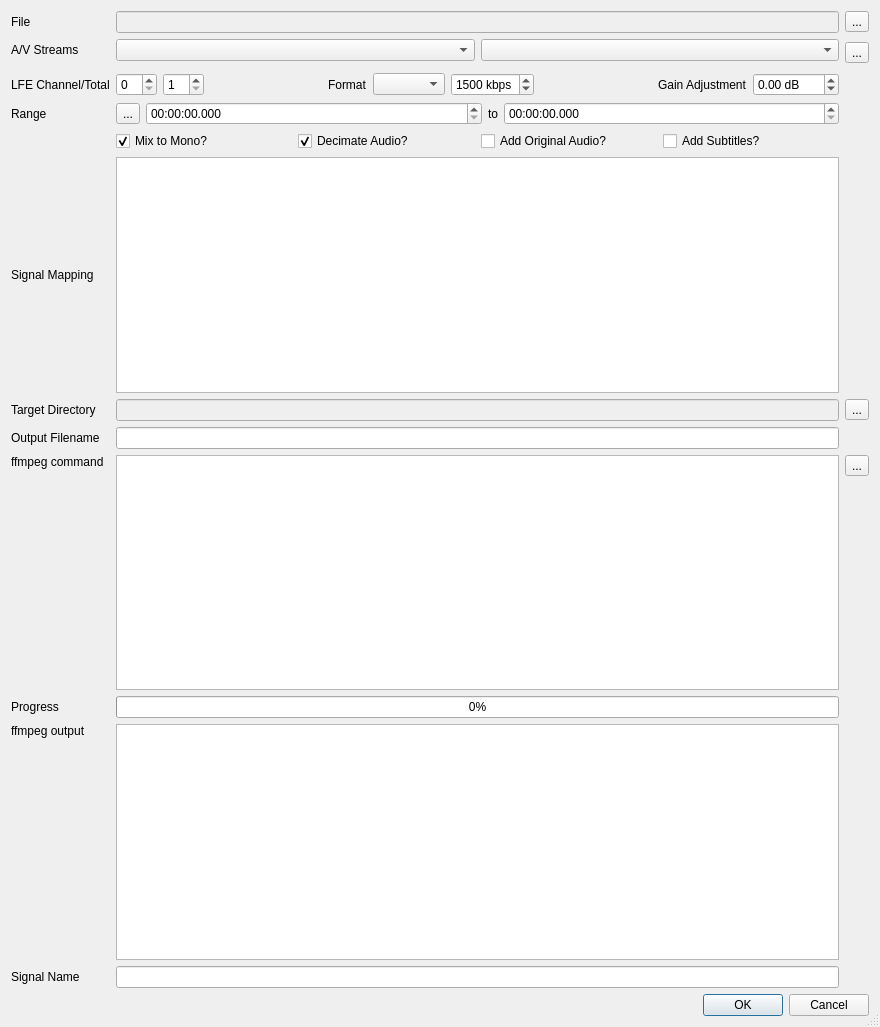
The window that src/main/python/ui/extract.ui (3ll3d00d/beqdesigner) describes before a commit, drawn with Qt 5.
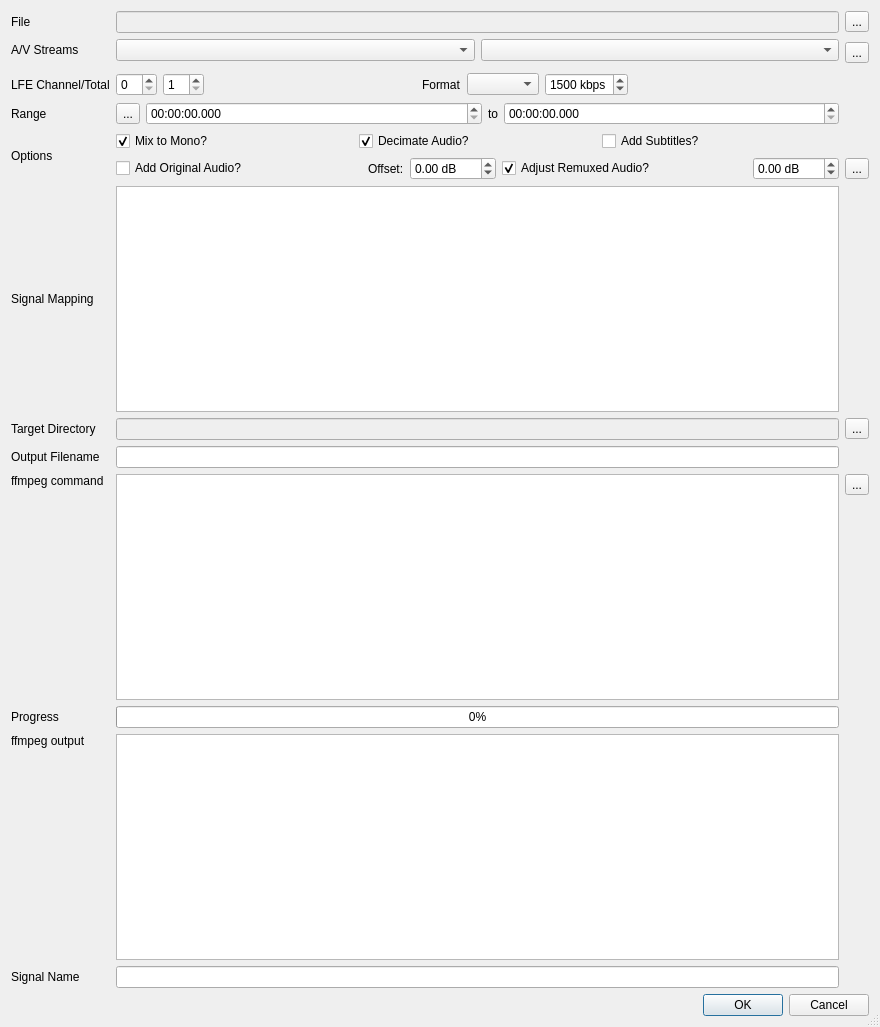
The same window after the commit.

Commit message:
Add ability to manually adjust the gain of each channel in a remux situation #226
PyQt update means regenerating all qtdesigner files

The edit to the form file:
```diff
--- a/src/main/python/ui/extract.ui
+++ b/src/main/python/ui/extract.ui
@@ -24,8 +24,8 @@
   </property>
   <layout class="QVBoxLayout" name="boxLayout">
    <item>
-    <layout class="QGridLayout" name="gridLayout" rowstretch="1,0,0,0,0,0,0,0,0,0,0,0,0,0" columnstretch="0,0,0">
-     <item row="12" column="1">
+    <layout class="QGridLayout" name="gridLayout" rowstretch="1,0,0,0,0,0,0,0,0,0,0,0,0,0,0" columnstretch="0,0,0">
+     <item row="13" column="1">
       <widget class="QPlainTextEdit" name="ffmpegOutput">
        <property name="enabled">
         <bool>true</bool>
@@ -43,13 +43,72 @@
        </property>
       </widget>
      </item>
-     <item row="13" column="1">
+     <item row="1" column="0">
+      <widget class="QLabel" name="streamsLabel">
+       <property name="text">
+        <string>A/V Streams</string>
+       </property>
+      </widget>
+     </item>
+     <item row="9" column="2">
+      <widget class="QToolButton" name="targetDirPicker">
+       <property name="text">
+        <string>...</string>
+       </property>
+      </widget>
+     </item>
+     <item row="9" column="1">
+      <widget class="QLineEdit" name="targetDir">
+       <property name="enabled">
+        <bool>false</bool>
+       </property>
+      </widget>
+     </item>
+     <item row="1" column="2" rowspan="2">
+      <widget class="QToolButton" name="showProbeButton">
+       <property name="text">
+        <string>...</string>
+       </property>
+      </widget>
+     </item>
+     <item row="14" column="1">
       <widget class="QLineEdit" name="signalName">
        <property name="enabled">
         <bool>true</bool>
        </property>
       </widget>
      </item>
+     <item row="0" column="2">
+      <widget class="QToolButton" name="inputFilePicker">
+       <property name="text">
+        <string>...</string>
+       </property>
+      </widget>
+     </item>
+     <item row="11" column="2" alignment="Qt::AlignTop">
+      <widget class="QToolButton" name="showRemuxCommand">
+       <property name="text">
+        <string>...</string>
+       </property>
+      </widget>
+     </item>
+     <item row="9" column="0">
+      <widget class="QLabel" name="targetDirectoryLabel">
+       <property name="text">
+        <string>Target Directory</string>
+       </property>
+      </widget>
+     </item>
+     <item row="8" column="1">
+      <widget class="QListWidget" name="filterMapping">
+       <property name="editTriggers">
+        <set>QAbstractItemView::NoEditTriggers</set>
+       </property>
+       <property name="selectionMode">
+        <enum>QAbstractItemView::NoSelection</enum>
+       </property>
+      </widget>
+     </item>
      <item row="0" column="1">
       <widget class="QLineEdit" name="inputFile">
        <property name="enabled">
@@ -57,14 +116,22 @@
        </property>
       </widget>
      </item>
-     <item row="1" column="2" rowspan="2">
-      <widget class="QToolButton" name="showProbeButton">
-       <property name="text">
-        <string>...</string>
+     <item row="11" column="1">
+      <widget class="QPlainTextEdit" name="ffmpegCommandLine">
+       <property name="enabled">
+        <bool>true</bool>
+       </property>
+       <property name="font">
+        <font>
+         <family>Consolas</family>
+        </font>
+       </property>
+       <property name="readOnly">
+        <bool>true</bool>
        </property>
       </widget>
      </item>
-     <item row="10" column="0">
+     <item row="11" column="0">
       <widget class="QLabel" name="ffmpegCommandLabel">
        <property name="text">
         <string>ffmpeg command </string>
@@ -74,13 +141,6 @@
        </property>
       </widget>
      </item>
-     <item row="8" column="0">
-      <widget class="QLabel" name="targetDirectoryLabel">
-       <property name="text">
-        <string>Target Directory</string>
-       </property>
-      </widget>
-     </item>
      <item row="6" column="1">
       <layout class="QHBoxLayout" name="horizontalLayout">
        <item>
@@ -106,13 +166,6 @@
          </property>
         </widget>
        </item>
-       <item>
-        <widget class="QCheckBox" name="includeOriginalAudio">
-         <property name="text">
-          <string>Add Original Audio?</string>
-         </property>
-        </widget>
-       </item>
        <item>
         <widget class="QCheckBox" name="includeSubtitles">
          <property name="toolTip">
@@ -125,107 +178,6 @@
        </item>
       </layout>
      </item>
-     <item row="10" column="1">
-      <widget class="QPlainTextEdit" name="ffmpegCommandLine">
-       <property name="enabled">
-        <bool>true</bool>
-       </property>
-       <property name="font">
-        <font>
-         <family>Consolas</family>
-        </font>
-       </property>
-       <property name="readOnly">
-        <bool>true</bool>
-       </property>
-      </widget>
-     </item>
-     <item row="7" column="0">
-      <widget class="QLabel" name="filterMappingLabel">
-       <property name="text">
-        <string>Signal Mapping</string>
-       </property>
-      </widget>
-     </item>
-     <item row="11" column="0">
-      <widget class="QLabel" name="ffmpegProgressLabel">
-       <property name="text">
-        <string>Progress</string>
-       </property>
-      </widget>
-     </item>
-     <item row="9" column="0">
-      <widget class="QLabel" name="outputFilenameLabel">
-       <property name="text">
-        <string>Output Filename</string>
-       </property>
-      </widget>
-     </item>
-     <item row="11" column="1">
-      <widget class="QProgressBar" name="ffmpegProgress">
-       <property name="value">
-        <number>0</number>
-       </property>
-      </widget>
-     </item>
-     <item row="7" column="1">
-      <widget class="QListWidget" name="filterMapping">
-       <property name="editTriggers">
-        <set>QAbstractItemView::NoEditTriggers</set>
-       </property>
-       <property name="selectionMode">
-        <enum>QAbstractItemView::NoSelection</enum>
-       </property>
-      </widget>
-     </item>
-     <item row="8" column="2">
-      <widget class="QToolButton" name="targetDirPicker">
-       <property name="text">
-        <string>...</string>
-       </property>
-      </widget>
-     </item>
-     <item row="12" column="0">
-      <widget class="QLabel" name="ffmpegOutputLabel">
-       <property name="text">
-        <string>ffmpeg output</string>
-       </property>
-       <property name="alignment">
-        <set>Qt::AlignLeading|Qt::AlignLeft|Qt::AlignTop</set>
-       </property>
-      </widget>
-     </item>
-     <item row="9" column="1">
-      <widget class="QLineEdit" name="outputFilename"/>
-     </item>
-     <item row="8" column="1">
-      <widget class="QLineEdit" name="targetDir">
-       <property name="enabled">
-        <bool>false</bool>
-       </property>
-      </widget>
-     </item>
-     <item row="1" column="0">
-      <widget class="QLabel" name="streamsLabel">
-       <property name="text">
-        <string>A/V Streams</string>
-       </property>
-      </widget>
-     </item>
-     <item row="0" column="0">
-      <widget class="QLabel" name="inputFileLabel">
-       <property name="text">
-        <string>File</string>
-       </property>
-      </widget>
-     </item>
-     <item row="5" column="0">
-      <widget class="QLabel" name="label">
-       <property name="text">
-        <string>Range</string>
-       </property>
-      </widget>
-     </item>
      <item row="1" column="1">
       <layout class="QHBoxLayout" name="horizontalLayout_3">
        <item>
@@ -236,6 +188,20 @@
        </item>
       </layout>
      </item>
+     <item row="3" column="0">
+      <widget class="QLabel" name="channelsLabel">
+       <property name="text">
+        <string>LFE Channel/Total</string>
+       </property>
+      </widget>
+     </item>
+     <item row="14" column="0">
+      <widget class="QLabel" name="signalNameLabel">
+       <property name="text">
+        <string>Signal Name</string>
+       </property>
+      </widget>
+     </item>
      <item row="5" column="1">
       <layout class="QHBoxLayout" name="rangeLayout" stretch="0,1,0,1">
        <item>
@@ -271,24 +237,27 @@
        </item>
       </layout>
      </item>
-     <item row="3" column="0">
-      <widget class="QLabel" name="channelsLabel">
-       <property name="text">
-        <string>LFE Channel/Total</string>
+     <item row="12" column="1">
+      <widget class="QProgressBar" name="ffmpegProgress">
+       <property name="value">
+        <number>0</number>
        </property>
       </widget>
      </item>
-     <item row="0" column="2">
-      <widget class="QToolButton" name="inputFilePicker">
+     <item row="10" column="1">
+      <widget class="QLineEdit" name="outputFilename"/>
+     </item>
+     <item row="10" column="0">
+      <widget class="QLabel" name="outputFilenameLabel">
        <property name="text">
-        <string>...</string>
+        <string>Output Filename</string>
        </property>
       </widget>
      </item>
-     <item row="13" column="0">
-      <widget class="QLabel" name="signalNameLabel">
+     <item row="12" column="0">
+      <widget class="QLabel" name="ffmpegProgressLabel">
        <property name="text">
-        <string>Signal Name</string>
+        <string>Progress</string>
        </property>
       </widget>
      </item>
@@ -363,10 +332,52 @@
          </property>
         </spacer>
        </item>
+      </layout>
+     </item>
+     <item row="0" column="0">
+      <widget class="QLabel" name="inputFileLabel">
+       <property name="text">
+        <string>File</string>
+       </property>
+      </widget>
+     </item>
+     <item row="5" column="0">
+      <widget class="QLabel" name="label">
+       <property name="text">
+        <string>Range</string>
+       </property>
+      </widget>
+     </item>
+     <item row="13" column="0">
+      <widget class="QLabel" name="ffmpegOutputLabel">
+       <property name="text">
+        <string>ffmpeg output</string>
+       </property>
+       <property name="alignment">
+        <set>Qt::AlignLeading|Qt::AlignLeft|Qt::AlignTop</set>
+       </property>
+      </widget>
+     </item>
+     <item row="8" column="0">
+      <widget class="QLabel" name="filterMappingLabel">
+       <property name="text">
+        <string>Signal Mapping</string>
+       </property>
+      </widget>
+     </item>
+     <item row="7" column="1">
+      <layout class="QHBoxLayout" name="remuxOptionsLayout" stretch="1,0,0,1,0">
+       <item>
+        <widget class="QCheckBox" name="includeOriginalAudio">
+         <property name="text">
+          <string>Add Original Audio?</string>
+         </property>
+        </widget>
+       </item>
        <item>
         <widget class="QLabel" name="gainOffsetLabel">
          <property name="text">
-          <string>Gain Adjustment</string>
+          <string>Offset:</string>
          </property>
         </widget>
        </item>
@@ -386,10 +397,43 @@
          </property>
         </widget>
        </item>
+       <item>
+        <widget class="QCheckBox" name="adjustRemuxedAudio">
+         <property name="text">
+          <string>Adjust Remuxed Audio?</string>
+         </property>
+         <property name="checked">
+          <bool>true</bool>
+         </property>
+        </widget>
+       </item>
+       <item>
+        <widget class="QDoubleSpinBox" name="remuxedAudioOffset">
+         <property name="suffix">
+          <string> dB</string>
+         </property>
+         <property name="minimum">
+          <double>-120.000000000000000</double>
+         </property>
+         <property name="maximum">
+          <double>12.000000000000000</double>
+         </property>
+         <property name="singleStep">
+          <double>0.010000000000000</double>
+         </property>
+        </widget>
+       </item>
       </layout>
      </item>
-     <item row="10" column="2" alignment="Qt::AlignTop">
-      <widget class="QToolButton" name="showRemuxCommand">
+     <item row="6" column="0" rowspan="2">
+      <widget class="QLabel" name="label_2">
+       <property name="text">
+        <string>Options</string>
+       </property>
+      </widget>
+     </item>
+     <item row="7" column="2">
+      <widget class="QToolButton" name="calculateGainAdjustment">
        <property name="text">
         <string>...</string>
        </property>
```
Left out of the diff: 50 changed lines with no effect on the pictures. The commit also changes 19 other files.
